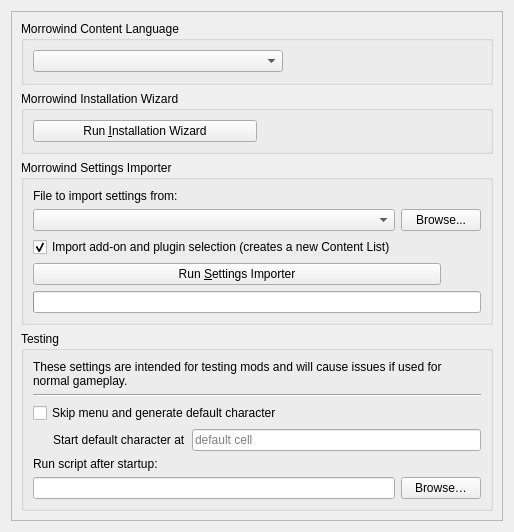
Above: files/ui/settingspage.ui from nikamigaming-create/nikami-openmw-lab before the change. Below: the same form after it.
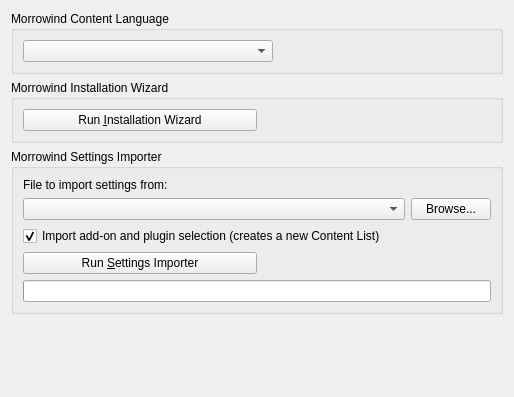
That is the form after the change.

Commit message: Moving testing options to Advanced page

What changed in the file:
```diff
--- a/files/ui/settingspage.ui
+++ b/files/ui/settingspage.ui
@@ -7,7 +7,7 @@
     <x>0</x>
     <y>0</y>
     <width>514</width>
-    <height>532</height>
+    <height>397</height>
    </rect>
   </property>
   <property name="windowTitle">
@@ -15,21 +15,6 @@
   </property>
   <layout class="QVBoxLayout" name="verticalLayout">
    <item>
-    <widget class="QScrollArea" name="scrollArea">
-     <property name="widgetResizable">
-      <bool>true</bool>
-     </property>
-     <widget class="QWidget" name="scrollAreaWidgetContents">
-      <property name="geometry">
-       <rect>
-        <x>0</x>
-        <y>-44</y>
-        <width>473</width>
-        <height>567</height>
-       </rect>
-      </property>
-      <layout class="QVBoxLayout" name="verticalLayout_3">
-       <item>
         <widget class="QGroupBox" name="generalGroup">
          <property name="title">
           <string>Morrowind Content Language</string>
@@ -128,7 +113,20 @@
            </widget>
           </item>
           <item>
-           <layout class="QGridLayout" name="gridLayout_4" columnstretch="1,0">
+       <layout class="QGridLayout" name="gridLayout_4" columnstretch="1,1">
+        <item row="2" column="1">
+         <spacer name="horizontalSpacer_3">
+          <property name="orientation">
+           <enum>Qt::Horizontal</enum>
+          </property>
+          <property name="sizeHint" stdset="0">
+           <size>
+            <width>40</width>
+            <height>20</height>
+           </size>
+          </property>
+         </spacer>
+        </item>
             <item row="2" column="0">
              <widget class="QPushButton" name="importerButton">
               <property name="text">
@@ -136,19 +134,6 @@
               </property>
              </widget>
             </item>
-            <item row="2" column="1">
-             <spacer name="horizontalSpacer_3">
-              <property name="orientation">
-               <enum>Qt::Horizontal</enum>
-              </property>
-              <property name="sizeHint" stdset="0">
-               <size>
-                <width>40</width>
-                <height>20</height>
-               </size>
-              </property>
-             </spacer>
-            </item>
            </layout>
           </item>
           <item>
@@ -165,96 +150,17 @@
         </widget>
        </item>
        <item>
-        <widget class="QGroupBox" name="testingGroup">
-         <property name="title">
-          <string>Testing</string>
-         </property>
-         <layout class="QVBoxLayout" name="testingGroupVerticalLayout">
-          <item>
-           <widget class="QLabel" name="testingLabel">
-            <property name="text">
-             <string>These settings are intended for testing mods and will cause issues if used for normal gameplay.</string>
-            </property>
-            <property name="wordWrap">
-             <bool>true</bool>
-            </property>
-           </widget>
-          </item>
-          <item>
-           <widget class="Line" name="testingLine">
+    <spacer name="verticalSpacer">
             <property name="orientation">
-             <enum>Qt::Horizontal</enum>
-            </property>
-           </widget>
-          </item>
-          <item>
-           <widget class="QCheckBox" name="skipMenuCheckBox">
-            <property name="text">
-             <string>Skip menu and generate default character</string>
-            </property>
-           </widget>
-          </item>
-          <item>
-           <layout class="QHBoxLayout" name="startDefaultCharacterAtHorizontalLayout">
-            <item>
-             <spacer name="startDefaultCharacterAtHorizontalSpacer">
-              <property name="orientation">
-               <enum>Qt::Horizontal</enum>
-              </property>
-              <property name="sizeType">
-               <enum>QSizePolicy::Fixed</enum>
+      <enum>Qt::Vertical</enum>
               </property>
               <property name="sizeHint" stdset="0">
                <size>
                 <width>20</width>
-                <height>20</height>
+       <height>40</height>
                </size>
               </property>
              </spacer>
-            </item>
-            <item>
-             <widget class="QLabel" name="startDefaultCharacterAtLabel">
-              <property name="text">
-               <string>Start default character at</string>
-              </property>
-             </widget>
-            </item>
-            <item>
-             <widget class="QLineEdit" name="startDefaultCharacterAtField">
-              <property name="placeholderText">
-               <string>default cell</string>
-              </property>
-             </widget>
-            </item>
-           </layout>
-          </item>
-          <item>
-           <widget class="QLabel" name="label">
-            <property name="text">
-             <string>Run script after startup:</string>
-            </property>
-           </widget>
-          </item>
-          <item>
-           <layout class="QHBoxLayout" name="runScriptAfterStartupHorizontalLayout">
-            <item>
-             <widget class="QLineEdit" name="runScriptAfterStartupField"/>
-            </item>
-            <item>
-             <widget class="QPushButton" name="runScriptAfterStartupBrowseButton">
-              <property name="text">
-               <string>Browse…</string>
-              </property>
-             </widget>
-            </item>
-           </layout>
-          </item>
-         </layout>
-        </widget>
-       </item>
-      </layout>
-     </widget>
-    </widget>
    </item>
   </layout>
  </widget>
```
Left out of the diff: 52 changed lines with no effect on the pictures. Lines whose indentation alone changed are shown as unchanged. The commit also changes 6 other files.
